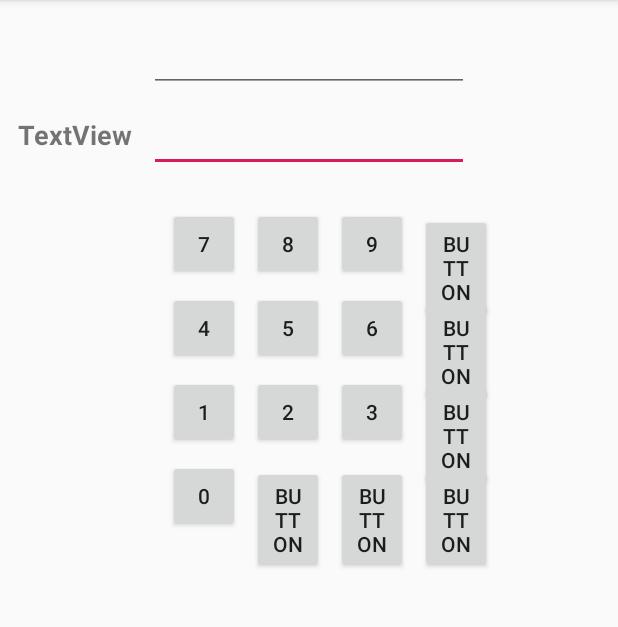
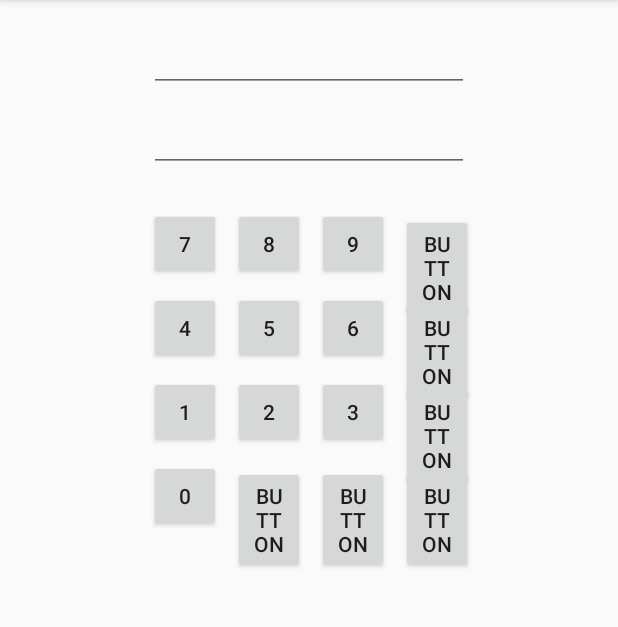
Before and after one commit to DStrauss94/Android_Calculator_Sample, an Android app: the screen it shows after launch (MainActivity), on a phone screen of 412 x 824 dp, the part 84-711 px from its top. Run offline under Robolectric (Android 15) with nearby library versions, the phone set to English and light mode, and no system bars.

Commit message:
finished lecture 79

```diff
--- a/app/src/main/res/layout/activity_main.xml
+++ b/app/src/main/res/layout/activity_main.xml
@@ -11,11 +11,29 @@
             android:layout_height="wrap_content"
             android:inputType="numberSigned"
             android:ems="10"
-            android:id="@+id/editText"
+            android:id="@+id/result"
             android:layout_marginStart="8dp"
             app:layout_constraintStart_toStartOf="parent" android:layout_marginEnd="8dp"
             app:layout_constraintEnd_toEndOf="parent" android:layout_marginTop="16dp"
-            app:layout_constraintTop_toTopOf="parent" android:focusableInTouchMode="false" android:focusable="false"/>
+            app:layout_constraintTop_toTopOf="parent" android:focusableInTouchMode="false"/>
+    <TextView
+            android:layout_width="wrap_content"
+            android:layout_height="wrap_content"
+            android:id="@+id/operation" app:layout_constraintStart_toStartOf="parent" android:layout_marginStart="8dp"
+            app:layout_constraintEnd_toStartOf="@+id/newNumber" android:layout_marginEnd="8dp"
+            app:layout_constraintTop_toTopOf="@+id/newNumber" android:layout_marginTop="8dp"
+            app:layout_constraintHorizontal_bias="0.537" android:textStyle="bold" android:textSize="18sp"
+            android:inputType="numberSigned|numberDecimal" app:layout_constraintBaseline_toBaselineOf="@id/newNumber"/>
+    <EditText
+            android:layout_width="wrap_content"
+            android:layout_height="wrap_content"
+            android:inputType="numberSigned|numberDecimal"
+            android:ems="10"
+            android:id="@+id/newNumber" android:layout_marginTop="8dp"
+            app:layout_constraintTop_toBottomOf="@+id/result" android:layout_marginStart="8dp"
+            app:layout_constraintStart_toStartOf="parent" android:layout_marginEnd="8dp"
+            app:layout_constraintEnd_toEndOf="parent" android:focusableInTouchMode="false"
+    />
     <Button
             android:text="0"
             android:layout_width="48dp"
@@ -66,8 +84,8 @@
             android:layout_width="48dp"
             android:layout_height="wrap_content"
             android:id="@+id/button7"
-            app:layout_constraintStart_toStartOf="parent"
-            android:layout_marginStart="112dp" android:layout_marginTop="24dp"
+            app:layout_constraintStart_toStartOf="@+id/newNumber"
+            android:layout_marginTop="24dp"
             app:layout_constraintTop_toBottomOf="@+id/newNumber"/>
     <Button
             android:text="8"
@@ -117,22 +135,4 @@
             android:layout_height="wrap_content"
             android:id="@+id/buttonEquals" tools:text="=" app:layout_constraintStart_toEndOf="@+id/buttonDot"
             android:layout_marginStart="8dp" app:layout_constraintBaseline_toBaselineOf="@+id/buttonDot"/>
-    <TextView
-            android:text="TextView"
-            android:layout_width="wrap_content"
-            android:layout_height="wrap_content"
-            android:id="@+id/operation" app:layout_constraintStart_toStartOf="parent" android:layout_marginStart="8dp"
-            app:layout_constraintEnd_toStartOf="@+id/newNumber" android:layout_marginEnd="8dp"
-            app:layout_constraintTop_toTopOf="@+id/newNumber" android:layout_marginTop="8dp"
-            app:layout_constraintHorizontal_bias="0.537" android:textStyle="bold" android:textSize="18sp"
-            android:inputType="numberSigned|numberDecimal"/>
-    <EditText
-            android:layout_width="wrap_content"
-            android:layout_height="wrap_content"
-            android:inputType="numberSigned|numberDecimal"
-            android:ems="10"
-            android:id="@+id/newNumber" android:layout_marginTop="8dp"
-            app:layout_constraintTop_toBottomOf="@+id/editText" android:layout_marginStart="8dp"
-            app:layout_constraintStart_toStartOf="parent" android:layout_marginEnd="8dp"
-            app:layout_constraintEnd_toEndOf="parent"/>
 </android.support.constraint.ConstraintLayout>
```
